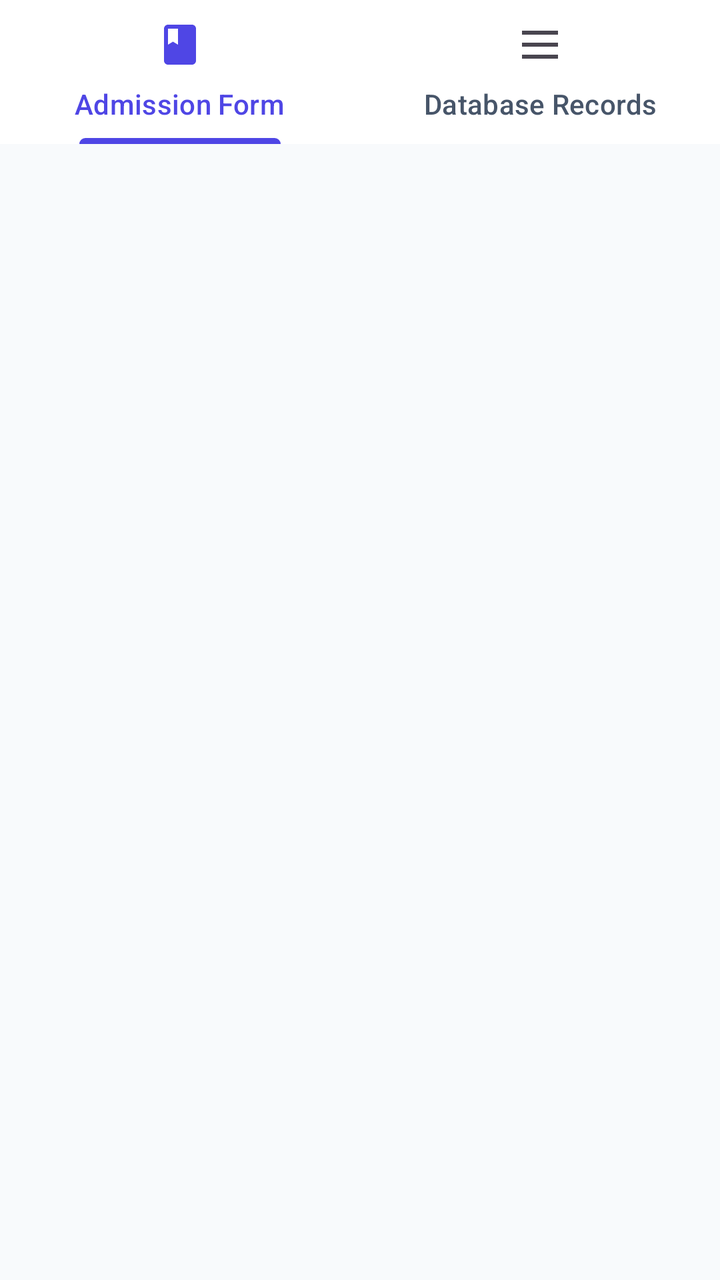
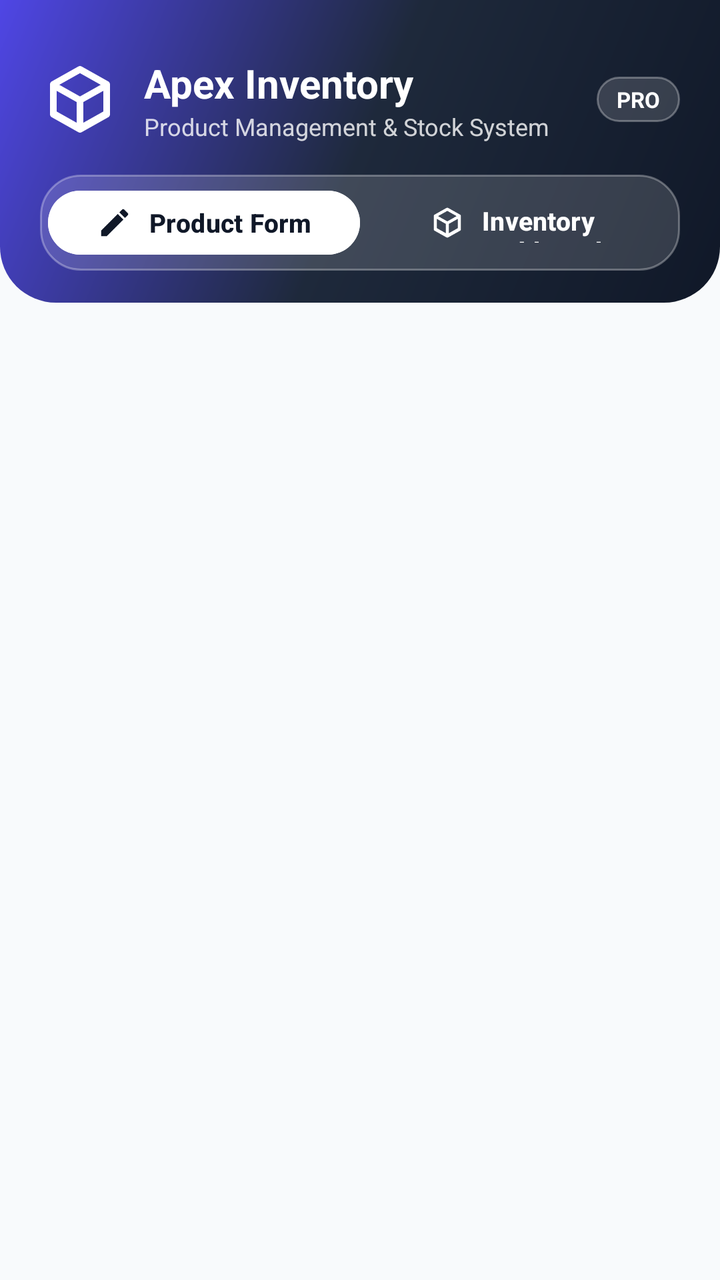

Screens rendered from an Android XML layout before and after an edit, with the pre-edit source and the edit as a unified diff.
<!-- AndroidManifest.xml: application theme Theme.Database -->
<!-- res/layout/activity_main.xml -->
<?xml version="1.0" encoding="utf-8"?>
<LinearLayout xmlns:android="http://schemas.android.com/apk/res/android"
    xmlns:app="http://schemas.android.com/apk/res-auto"
    xmlns:tools="http://schemas.android.com/tools"
    android:id="@+id/main"
    android:layout_width="match_parent"
    android:layout_height="match_parent"
    android:background="@color/surface_bg"
    android:orientation="vertical"
    tools:context=".MainActivity">

    
    <com.google.android.material.tabs.TabLayout
        android:id="@+id/tabLayout"
        android:layout_width="match_parent"
        android:layout_height="wrap_content"
        android:background="@color/card_bg"
        app:elevation="4dp"
        app:tabIndicatorColor="@color/colorPrimary"
        app:tabIndicatorHeight="3dp"
        app:tabMode="fixed"
        app:tabSelectedTextColor="@color/colorPrimary"
        app:tabTextColor="@color/text_secondary">

        <com.google.android.material.tabs.TabItem
            android:layout_width="wrap_content"
            android:layout_height="wrap_content"
            android:icon="@drawable/ic_course"
            android:text="Admission Form" />

        <com.google.android.material.tabs.TabItem
            android:layout_width="wrap_content"
            android:layout_height="wrap_content"
            android:icon="@drawable/ic_list"
            android:text="Database Records" />

    </com.google.android.material.tabs.TabLayout>

    
    <FrameLayout
        android:id="@+id/fragment_container"
        android:layout_width="match_parent"
        android:layout_height="0dp"
        android:layout_weight="1" />

</LinearLayout>
<!-- resources referenced by this layout -->
<resources>
  <color name="card_bg">#FFFFFF</color>
  <color name="colorPrimary">#4F46E5</color>
  <color name="surface_bg">#F8FAFC</color>
  <color name="text_secondary">#475569</color>
  <!-- drawable ic_course (drawable) -->
  <vector xmlns:android="http://schemas.android.com/apk/res/android"
      android:width="24dp"
      android:height="24dp"
      android:viewportWidth="24"
      android:viewportHeight="24">
      <path
          android:fillColor="@color/colorPrimary"
          android:pathData="M18,2H6C4.9,2 4,2.9 4,4V20C4,21.1 4.9,22 6,22H18C19.1,22 20,21.1 20,20V4C20,2.9 19.1,2 18,2M6,4H11V12L8.5,10.5L6,12V4Z" />
  </vector>
  <!-- drawable ic_list (drawable) -->
  <vector xmlns:android="http://schemas.android.com/apk/res/android"
      android:width="24dp"
      android:height="24dp"
      android:viewportWidth="24"
      android:viewportHeight="24">
      <path
          android:fillColor="#FFFFFFFF"
          android:pathData="M3,5H21V7H3V5M3,11H21V13H3V11M3,17H21V19H3V17Z" />
  </vector>
  <style name="Theme.Database" parent="Base.Theme.Database" />
  <style name="Base.Theme.Database" parent="Theme.Material3.DayNight.NoActionBar">
          <item name="colorPrimary">@color/primary</item>
          <item name="colorPrimaryDark">@color/primary_dark</item>
          <item name="colorSecondary">@color/secondary</item>
          <item name="android:windowBackground">@color/surface_bg</item>
          <item name="android:statusBarColor">@color/primary_dark</item>
      </style>
  <color name="primary">#4F46E5</color>
  <color name="primary_dark">#4338CA</color>
  <color name="secondary">#06B6D4</color>
</resources>

<!-- the commit's change to res/layout/activity_main.xml (unified diff, before → after) -->
@@ -10,31 +10,113 @@
     tools:context=".MainActivity">
 
     
-    <com.google.android.material.tabs.TabLayout
-        android:id="@+id/tabLayout"
+    <LinearLayout
         android:layout_width="match_parent"
         android:layout_height="wrap_content"
-        android:background="@color/card_bg"
-        app:elevation="4dp"
-        app:tabIndicatorColor="@color/colorPrimary"
-        app:tabIndicatorHeight="3dp"
-        app:tabMode="fixed"
-        app:tabSelectedTextColor="@color/colorPrimary"
-        app:tabTextColor="@color/text_secondary">
+        android:background="@drawable/bg_header_gradient"
+        android:orientation="vertical"
+        android:paddingStart="20dp"
+        android:paddingTop="28dp"
+        android:paddingEnd="20dp"
+        android:paddingBottom="16dp">
 
-        <com.google.android.material.tabs.TabItem
-            android:layout_width="wrap_content"
+        
+        <LinearLayout
+            android:layout_width="match_parent"
             android:layout_height="wrap_content"
-            android:icon="@drawable/ic_course"
-            android:text="Admission Form" />
+            android:gravity="center_vertical"
+            android:orientation="horizontal">
 
-        <com.google.android.material.tabs.TabItem
-            android:layout_width="wrap_content"
-            android:layout_height="wrap_content"
-            android:icon="@drawable/ic_list"
-            android:text="Database Records" />
+            <ImageView
+                android:layout_width="40dp"
+                android:layout_height="40dp"
+                android:contentDescription="@string/desc_apex_logo"
+                android:src="@drawable/ic_box"
+                app:tint="@color/white" />
 
-    </com.google.android.material.tabs.TabLayout>
+            <LinearLayout
+                android:layout_width="0dp"
+                android:layout_height="wrap_content"
+                android:layout_marginStart="12dp"
+                android:layout_weight="1"
+                android:orientation="vertical">
+
+                <TextView
+                    android:layout_width="wrap_content"
+                    android:layout_height="wrap_content"
+                    android:text="@string/portal_title"
+                    android:textColor="@color/white"
+                    android:textSize="20sp"
+                    android:textStyle="bold" />
+
+                <TextView
+                    android:layout_width="wrap_content"
+                    android:layout_height="wrap_content"
+                    android:text="@string/portal_subtitle"
+                    android:textColor="#CCFFFFFF"
+                    android:textSize="12sp" />
+            </LinearLayout>
+
+            
+            <TextView
+                android:id="@+id/tvTopHeaderBadge"
+                android:layout_width="wrap_content"
+                android:layout_height="wrap_content"
+                android:background="@drawable/bg_counter_badge"
+                android:paddingStart="10dp"
+                android:paddingTop="4dp"
+                android:paddingEnd="10dp"
+                android:paddingBottom="4dp"
+                android:text="@string/badge_pro"
+                android:textColor="@color/white"
+                android:textSize="11sp"
+                android:textStyle="bold" />
+        </LinearLayout>
+
+        
+        <LinearLayout
+            android:layout_width="match_parent"
+            android:layout_height="48dp"
+            android:layout_marginTop="16dp"
+            android:background="@drawable/bg_counter_badge"
+            android:orientation="horizontal"
+            android:padding="4dp">
+
+            <com.google.android.material.button.MaterialButton
+                android:id="@+id/btnNavProductForm"
+                android:layout_width="0dp"
+                android:layout_height="match_parent"
+                android:layout_weight="1"
+                android:backgroundTint="@color/white"
+                android:text="@string/btn_nav_form"
+                android:textColor="@color/primary_navy"
+                android:textSize="13sp"
+                android:textStyle="bold"
+                app:cornerRadius="16dp"
+                app:elevation="2dp"
+                app:icon="@drawable/ic_edit"
+                app:iconGravity="textStart"
+                app:iconSize="18dp"
+                app:iconTint="@color/primary_navy" />
+
+            <com.google.android.material.button.MaterialButton
+                android:id="@+id/btnNavDashboard"
+                style="@style/Widget.Material3.Button.TextButton"
+                android:layout_width="0dp"
+                android:layout_height="match_parent"
+                android:layout_weight="1"
+                android:text="@string/btn_nav_dashboard"
+                android:textColor="@color/white"
+                android:textSize="13sp"
+                android:textStyle="bold"
+                app:cornerRadius="16dp"
+                app:icon="@drawable/ic_box"
+                app:iconGravity="textStart"
+                app:iconSize="18dp"
+                app:iconTint="@color/white" />
+        </LinearLayout>
+
+    </LinearLayout>
 
     
     <FrameLayout
<!-- resource entries referenced after the edit -->
@@ -1,20 +1,38 @@
 <!-- resources referenced by this layout -->
 <resources>
-  <color name="card_bg">#FFFFFF</color>
-  <color name="colorPrimary">#4F46E5</color>
+  <color name="primary_navy">#101828</color>
   <color name="surface_bg">#F8FAFC</color>
-  <color name="text_secondary">#475569</color>
-  <!-- drawable ic_course (drawable) -->
-  <vector xmlns:android="http://schemas.android.com/apk/res/android"
-      android:width="24dp"
-      android:height="24dp"
-      android:viewportWidth="24"
-      android:viewportHeight="24">
-      <path
-          android:fillColor="@color/colorPrimary"
-          android:pathData="M18,2H6C4.9,2 4,2.9 4,4V20C4,21.1 4.9,22 6,22H18C19.1,22 20,21.1 20,20V4C20,2.9 19.1,2 18,2M6,4H11V12L8.5,10.5L6,12V4Z" />
-  </vector>
-  <!-- drawable ic_list (drawable) -->
+  <color name="white">#FFFFFFFF</color>
+  <!-- drawable bg_counter_badge (drawable) -->
+  <?xml version="1.0" encoding="utf-8"?>
+  <shape xmlns:android="http://schemas.android.com/apk/res/android"
+      android:shape="rectangle">
+      <solid android:color="#26FFFFFF" />
+      <stroke
+          android:width="1dp"
+          android:color="#4DFFFFFF" />
+      <corners android:radius="20dp" />
+      <padding
+          android:left="12dp"
+          android:top="6dp"
+          android:right="12dp"
+          android:bottom="6dp" />
+  </shape>
+  <!-- drawable bg_header_gradient (drawable) -->
+  <?xml version="1.0" encoding="utf-8"?>
+  <shape xmlns:android="http://schemas.android.com/apk/res/android"
+      android:shape="rectangle">
+      <gradient
+          android:angle="135"
+          android:startColor="#101828"
+          android:centerColor="#1E293B"
+          android:endColor="#4F46E5"
+          android:type="linear" />
+      <corners
+          android:bottomLeftRadius="28dp"
+          android:bottomRightRadius="28dp" />
+  </shape>
+  <!-- drawable ic_box (drawable) -->
   <vector xmlns:android="http://schemas.android.com/apk/res/android"
       android:width="24dp"
       android:height="24dp"
@@ -22,8 +40,24 @@
       android:viewportHeight="24">
       <path
           android:fillColor="#FFFFFFFF"
-          android:pathData="M3,5H21V7H3V5M3,11H21V13H3V11M3,17H21V19H3V17Z" />
+          android:pathData="M21,16.5C21,16.88 20.79,17.21 20.47,17.38L12.57,21.82C12.41,21.94 12.21,22 12,22C11.79,22 11.59,21.94 11.43,21.82L3.53,17.38C3.21,17.21 3,16.88 3,16.5V7.5C3,7.12 3.21,6.79 3.53,6.62L11.43,2.18C11.59,2.06 11.79,2 12,2C12.21,2 12.41,2.06 12.57,2.18L20.47,6.62C20.79,6.79 21,7.12 21,7.5V16.5M12,4.15L5.79,7.64L12,11.13L18.21,7.64L12,4.15M5,9.45V15.65L11,19.02V12.82L5,9.45M19,9.45L13,12.82V19.02L19,15.65V9.45Z" />
   </vector>
+  <!-- drawable ic_edit (drawable) -->
+  <vector xmlns:android="http://schemas.android.com/apk/res/android"
+      android:width="24dp"
+      android:height="24dp"
+      android:viewportWidth="24"
+      android:viewportHeight="24">
+      <path
+          android:fillColor="#FFFFFFFF"
+          android:pathData="M3,17.25V21H6.75L17.81,9.94L14.06,6.19L3,17.25M20.71,7.04C21.1,6.65 21.1,6.02 20.71,5.63L18.37,3.29C17.98,2.9 17.35,2.9 16.96,3.29L15.13,5.12L18.88,8.87L20.71,7.04Z" />
+  </vector>
+  <string name="badge_pro">PRO</string>
+  <string name="btn_nav_dashboard">Inventory Dashboard</string>
+  <string name="btn_nav_form">Product Form</string>
+  <string name="desc_apex_logo">Apex Inventory Logo</string>
+  <string name="portal_subtitle">Product Management &amp; Stock System</string>
+  <string name="portal_title">Apex Inventory</string>
   <style name="Theme.Database" parent="Base.Theme.Database" />
   <style name="Base.Theme.Database" parent="Theme.Material3.DayNight.NoActionBar">
           <item name="colorPrimary">@color/primary</item>
@@ -33,7 +67,7 @@
           <item name="android:statusBarColor">@color/primary_dark</item>
       </style>
   <color name="primary">#4F46E5</color>
-  <color name="primary_dark">#4338CA</color>
-  <color name="secondary">#06B6D4</color>
+  <color name="primary_dark">#101828</color>
+  <color name="secondary">#7C3AED</color>
 </resources>
 
